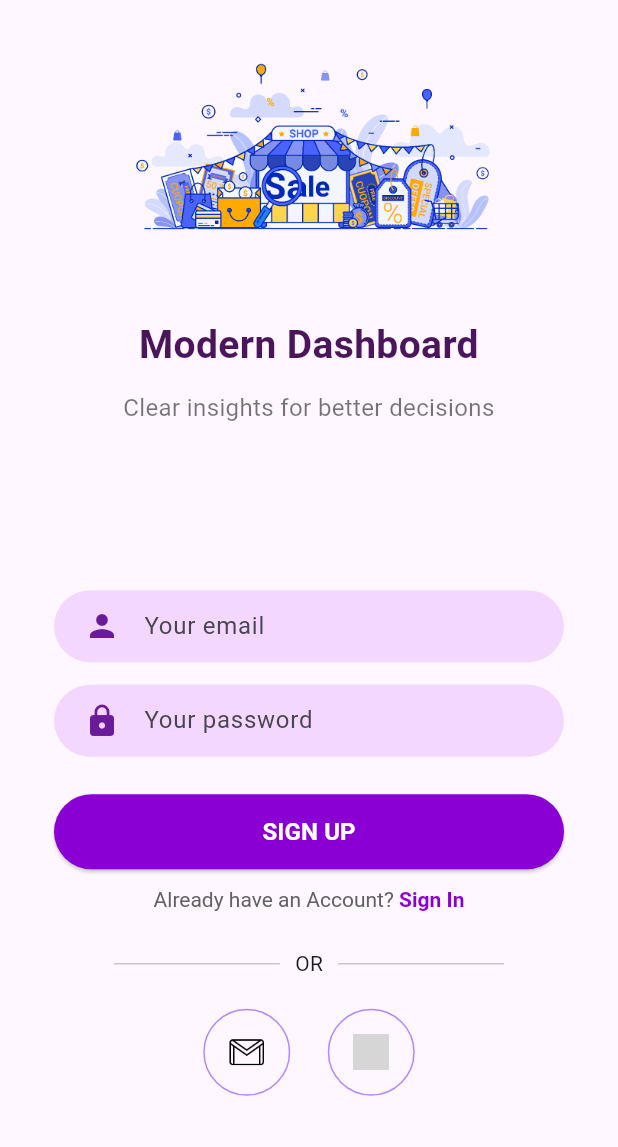
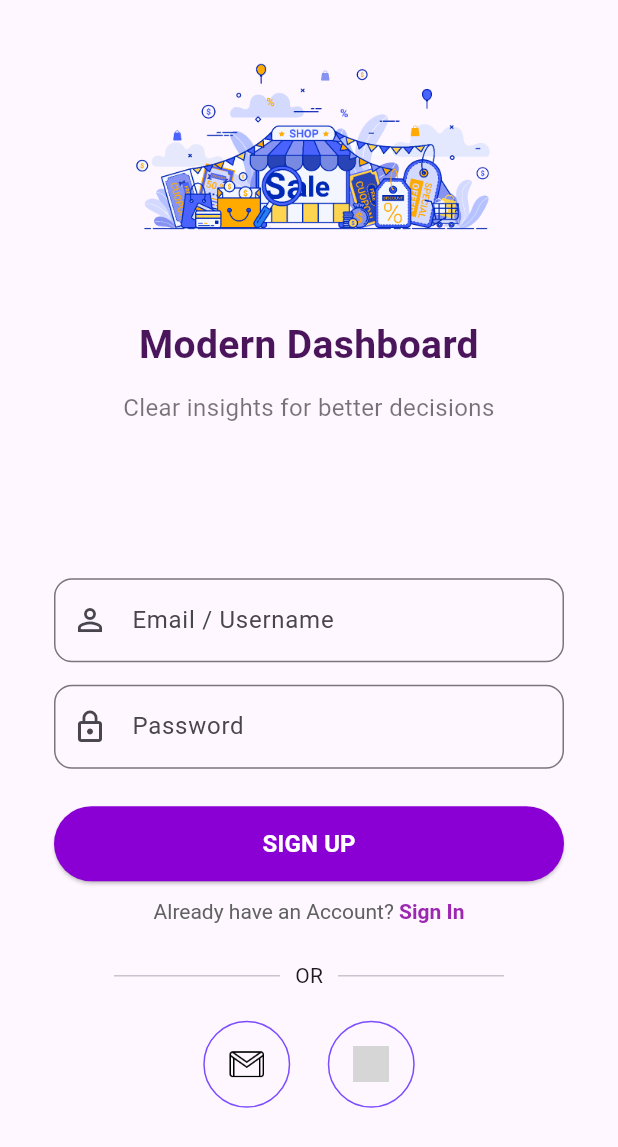
Before and after one commit to redaya88/krema-gms-web-flutter, a Flutter app: the screen it shows after launch, on a phone screen of 412 x 824 dp. Shown: the top 1147 px of the screen. Run offline on Flutter 3.47's test engine with Material 3 defaults, Android fonts, the phone set to English and light mode, and no system bars; our stand-ins replace get, get_storage; accounts and stored records are empty; grey boxes are pictures that could not be loaded.

Commit message:
feat: create sign in form and change form input

```diff
--- a/lib/core/services/api_service.dart
+++ b/lib/core/services/api_service.dart
@@ -2,7 +2,8 @@ import 'dart:convert';
 import 'package:http/http.dart' as http;
 
 class ApiService {
-  static const String baseUrl = "http://localhost:3000";
+  // static const String baseUrl = "http://localhost:3000";
+  static const String baseUrl = "https://probable-fiesta-69qvp5gq6jvxh5p97-3000.app.github.dev/";
 
   Future<dynamic> post(String path, Map body) async {
     final url = Uri.parse("$baseUrl$path");
--- a/lib/data/providers/auth_provider.dart
+++ b/lib/data/providers/auth_provider.dart
@@ -6,7 +6,8 @@ class AuthProvider extends GetConnect {
 
   @override
   void onInit() {
-    httpClient.baseUrl = "http://localhost:3000"; // your backend API
+    // httpClient.baseUrl = "http://localhost:3000"; // your backend API
+    httpClient.baseUrl = "https://probable-fiesta-69qvp5gq6jvxh5p97-3000.app.github.dev"; // your backend API
     httpClient.timeout = const Duration(seconds: 15);
     super.onInit();
   }
--- a/lib/modules/login/login_form.dart
+++ b/lib/modules/login/login_form.dart
@@ -1,7 +1,44 @@
+import 'package:flutter/gestures.dart';
 import 'package:flutter/material.dart';
+
+// import '../../core/widgets/glass_popup.dart';
+import '../../core/widgets/sign_in_form.dart';
 
 class PrettyLoginForm extends StatelessWidget {
   const PrettyLoginForm({super.key});
+
+  void showSignInPopup(BuildContext context) {
+    showDialog(
+      context: context,
+      barrierDismissible: true,
+      builder: (_) {
+        final width = MediaQuery.of(context).size.width;
+
+        double dialogWidth;
+        if (width >= 1200) {
+          dialogWidth = 420; // Desktop
+        } else if (width >= 600) {
+          dialogWidth = 360; // Tablet
+        } else {
+          dialogWidth = width * 0.9; // Mobile
+        }
+
+        return Dialog(
+          shape: RoundedRectangleBorder(
+            borderRadius: BorderRadius.circular(16),
+          ),
+          elevation: 3,
+          child: Container(
+            width: dialogWidth,
+            padding: const EdgeInsets.all(24),
+            child: SingleChildScrollView(
+              child: SignInForm(),
+            ),
+          ),
+        );
+      },
+    );
+  }
 
   @override
   Widget build(BuildContext context) {
@@ -12,17 +49,13 @@ class PrettyLoginForm extends StatelessWidget {
       mainAxisSize: MainAxisSize.min,
       children: [
         // EMAIL FIELD
-        Container(
-          padding: const EdgeInsets.symmetric(horizontal: 20),
-          decoration: BoxDecoration(
-            color: lightPink,
-            borderRadius: BorderRadius.circular(30),
-          ),
-          child: TextField(
-            decoration: InputDecoration(
-              border: InputBorder.none,
-              hintText: "Your email",
-              icon: Icon(Icons.person, color: Colors.purple.shade800),
+        TextField(
+          onChanged: (value) => {},
+          decoration: InputDecoration(
+            labelText: "Email / Username",
+            prefixIcon: const Icon(Icons.person_outline),
+            border: OutlineInputBorder(
+              borderRadius: BorderRadius.circular(12),
             ),
           ),
         ),
@@ -30,18 +63,13 @@ class PrettyLoginForm extends StatelessWidget {
         const SizedBox(height: 15),
 
         // PASSWORD FIELD
-        Container(
-          padding: const EdgeInsets.symmetric(horizontal: 20),
-          decoration: BoxDecoration(
-            color: lightPink,
-            borderRadius: BorderRadius.circular(30),
-          ),
-          child: TextField(
-            obscureText: true,
-            decoration: InputDecoration(
-              border: InputBorder.none,
-              hintText: "Your password",
-              icon: Icon(Icons.lock, color: Colors.purple.shade800),
+        TextField(
+          onChanged: (value) => {},
+          decoration: InputDecoration(
+            labelText: "Password",
+            prefixIcon: const Icon(Icons.lock_outline),
+            border: OutlineInputBorder(
+              borderRadius: BorderRadius.circular(12),
             ),
           ),
         ),
@@ -62,33 +90,40 @@ class PrettyLoginForm extends StatelessWidget {
             onPressed: () {},
             child: const Text(
               "SIGN UP",
-              style: TextStyle(fontSize: 16, fontWeight: FontWeight.bold, color: Colors.white),
+              style: TextStyle(
+                fontSize: 16,
+                fontWeight: FontWeight.bold,
+                color: Colors.white,
+              ),
             ),
           ),
         ),
 
         const SizedBox(height: 12),
 
-        // SIGN IN TEXT LINK
+        // SIGN IN LINK
         RichText(
           text: TextSpan(
             text: "Already have an Account? ",
             style: TextStyle(color: Colors.grey.shade700),
-            children: const [
+            children: [
               TextSpan(
                 text: "Sign In",
-                style: TextStyle(
-                  color: darkPurple,
+                style: const TextStyle(
+                  color: Colors.purple,
                   fontWeight: FontWeight.bold,
                 ),
-              )
+                mouseCursor: SystemMouseCursors.click,
+                recognizer: TapGestureRecognizer()
+                  ..onTap = () => showSignInPopup(context),
+              ),
             ],
           ),
         ),
 
         const SizedBox(height: 25),
 
-        // OR DIVIDER
+        // DIVIDER
         const Row(
           children: [
             Expanded(child: Divider(thickness: 1, indent: 40, endIndent: 10)),
@@ -112,13 +147,14 @@ class PrettyLoginForm extends StatelessWidget {
     );
   }
 
-  Widget _socialIcon(String imagePath) {
+  // SOCIAL ICON
+  static Widget _socialIcon(String imagePath) {
     return Container(
       padding: const EdgeInsets.all(16),
       decoration: BoxDecoration(
         shape: BoxShape.circle,
         border: Border.all(
-          color: Colors.deepPurpleAccent.shade100,
+          color: Colors.deepPurpleAccent,
           width: 1,
         ),
       ),
```
Also changed, not shown: lib/core/widgets/sign_in_form.dart (added, +103 -0 lines), 3 other files.
